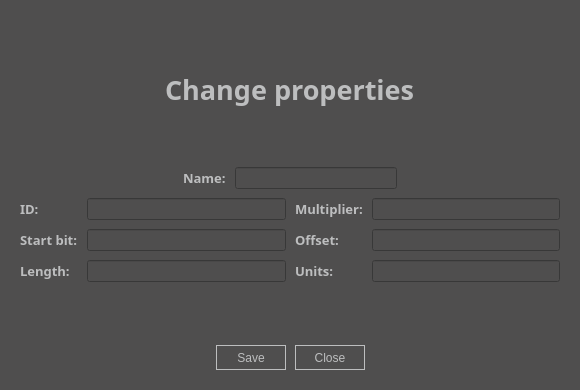
GKPr0/Formula-Student-Telemetry, file CanReader/GUI/UpdateWindow/UpdateWindow.ui: the form before one commit.
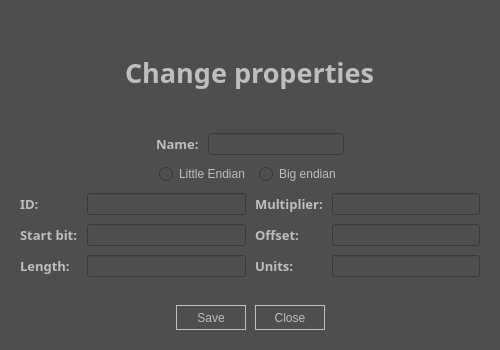
The form after the commit.

Commit message: Config update -> endian possibility add

```diff
--- a/CanReader/GUI/UpdateWindow/UpdateWindow.ui
+++ b/CanReader/GUI/UpdateWindow/UpdateWindow.ui
@@ -2,14 +2,29 @@
 <ui version="4.0">
  <class>CanSetWindow</class>
  <widget class="QMainWindow" name="CanSetWindow">
+  <property name="enabled">
+   <bool>true</bool>
+  </property>
   <property name="geometry">
    <rect>
     <x>0</x>
     <y>0</y>
-    <width>580</width>
-    <height>390</height>
+    <width>500</width>
+    <height>350</height>
    </rect>
   </property>
+  <property name="minimumSize">
+   <size>
+    <width>500</width>
+    <height>350</height>
+   </size>
+  </property>
+  <property name="maximumSize">
+   <size>
+    <width>500</width>
+    <height>350</height>
+   </size>
+  </property>
   <property name="windowTitle">
    <string>Setup new</string>
   </property>
@@ -88,105 +103,7 @@
         </item>
        </layout>
       </item>
-      <item row="3" column="0" colspan="2">
-       <layout class="QHBoxLayout" name="horizontalLayout">
-        <item>
-         <spacer name="horizontalSpacer">
-          <property name="orientation">
-           <enum>Qt::Horizontal</enum>
-          </property>
-          <property name="sizeHint" stdset="0">
-           <size>
-            <width>40</width>
-            <height>20</height>
-           </size>
-          </property>
-         </spacer>
-        </item>
-        <item>
-         <widget class="QPushButton" name="save_button">
-          <property name="minimumSize">
-           <size>
-            <width>70</width>
-            <height>25</height>
-           </size>
-          </property>
-          <property name="maximumSize">
-           <size>
-            <width>16777215</width>
-            <height>25</height>
-           </size>
-          </property>
-          <property name="styleSheet">
-           <string notr="true">QPushButton {
-	color: rgb(189, 190, 191);
-	background-color: rgb(79, 78, 78);
-	border-style: solid;
-	border-color: rgb(189, 190, 191);
-	border-width: 1px;
-
-} 
-
-QPushButton:pressed {
-	background-color: rgb(89,88,88);
-
-}</string>
-          </property>
-          <property name="text">
-           <string>Save</string>
-          </property>
-         </widget>
-        </item>
-        <item>
-         <widget class="QPushButton" name="button_close">
-          <property name="minimumSize">
-           <size>
-            <width>70</width>
-            <height>25</height>
-           </size>
-          </property>
-          <property name="maximumSize">
-           <size>
-            <width>16777215</width>
-            <height>25</height>
-           </size>
-          </property>
-          <property name="styleSheet">
-           <string notr="true">QPushButton {
-	color: rgb(189, 190, 191);
-	background-color: rgb(79, 78, 78);
-	border-style: solid;
-	border-color: rgb(189, 190, 191);
-	border-width: 1px;
-
-} 
-
-QPushButton:pressed {
-	background-color: rgb(89,88,88);
-
-}</string>
-          </property>
-          <property name="text">
-           <string>Close</string>
-          </property>
-         </widget>
-        </item>
-        <item>
-         <spacer name="horizontalSpacer_2">
-          <property name="orientation">
-           <enum>Qt::Horizontal</enum>
-          </property>
-          <property name="sizeHint" stdset="0">
-           <size>
-            <width>40</width>
-            <height>20</height>
-           </size>
-          </property>
-         </spacer>
-        </item>
-       </layout>
-      </item>
-      <item row="2" column="1">
+      <item row="3" column="1">
        <layout class="QFormLayout" name="formLayout_2">
         <item row="0" column="0">
          <widget class="QLabel" name="label_6">
@@ -251,59 +168,7 @@
         </item>
        </layout>
       </item>
-      <item row="1" column="0" colspan="2">
-       <layout class="QHBoxLayout" name="horizontalLayout_2">
-        <item>
-         <spacer name="horizontalSpacer_3">
-          <property name="orientation">
-           <enum>Qt::Horizontal</enum>
-          </property>
-          <property name="sizeHint" stdset="0">
-           <size>
-            <width>40</width>
-            <height>20</height>
-           </size>
-          </property>
-         </spacer>
-        </item>
-        <item>
-         <widget class="QLabel" name="label_3">
-          <property name="font">
-           <font>
-            <family>Sitka</family>
-            <pointsize>10</pointsize>
-            <weight>75</weight>
-            <bold>true</bold>
-           </font>
-          </property>
-          <property name="text">
-           <string>Name:</string>
-          </property>
-         </widget>
-        </item>
-        <item>
-         <widget class="QLineEdit" name="name_input">
-          <property name="readOnly">
-           <bool>true</bool>
-          </property>
-         </widget>
-        </item>
-        <item>
-         <spacer name="horizontalSpacer_4">
-          <property name="orientation">
-           <enum>Qt::Horizontal</enum>
-          </property>
-          <property name="sizeHint" stdset="0">
-           <size>
-            <width>40</width>
-            <height>20</height>
-           </size>
-          </property>
-         </spacer>
-        </item>
-       </layout>
-      </item>
-      <item row="2" column="0">
+      <item row="3" column="0">
        <layout class="QFormLayout" name="formLayout">
         <item row="0" column="0">
          <widget class="QLabel" name="label_2">
@@ -361,6 +226,203 @@
         </item>
        </layout>
       </item>
+      <item row="4" column="0" colspan="2">
+       <layout class="QHBoxLayout" name="horizontalLayout">
+        <item>
+         <spacer name="horizontalSpacer">
+          <property name="orientation">
+           <enum>Qt::Horizontal</enum>
+          </property>
+          <property name="sizeHint" stdset="0">
+           <size>
+            <width>40</width>
+            <height>20</height>
+           </size>
+          </property>
+         </spacer>
+        </item>
+        <item>
+         <widget class="QPushButton" name="save_button">
+          <property name="minimumSize">
+           <size>
+            <width>70</width>
+            <height>25</height>
+           </size>
+          </property>
+          <property name="maximumSize">
+           <size>
+            <width>16777215</width>
+            <height>25</height>
+           </size>
+          </property>
+          <property name="styleSheet">
+           <string notr="true">QPushButton {
+	color: rgb(189, 190, 191);
+	background-color: rgb(79, 78, 78);
+	border-style: solid;
+	border-color: rgb(189, 190, 191);
+	border-width: 1px;
+
+} 
+
+QPushButton:pressed {
+	background-color: rgb(89,88,88);
+
+}</string>
+          </property>
+          <property name="text">
+           <string>Save</string>
+          </property>
+         </widget>
+        </item>
+        <item>
+         <widget class="QPushButton" name="button_close">
+          <property name="minimumSize">
+           <size>
+            <width>70</width>
+            <height>25</height>
+           </size>
+          </property>
+          <property name="maximumSize">
+           <size>
+            <width>16777215</width>
+            <height>25</height>
+           </size>
+          </property>
+          <property name="styleSheet">
+           <string notr="true">QPushButton {
+	color: rgb(189, 190, 191);
+	background-color: rgb(79, 78, 78);
+	border-style: solid;
+	border-color: rgb(189, 190, 191);
+	border-width: 1px;
+
+} 
+
+QPushButton:pressed {
+	background-color: rgb(89,88,88);
+
+}</string>
+          </property>
+          <property name="text">
+           <string>Close</string>
+          </property>
+         </widget>
+        </item>
+        <item>
+         <spacer name="horizontalSpacer_2">
+          <property name="orientation">
+           <enum>Qt::Horizontal</enum>
+          </property>
+          <property name="sizeHint" stdset="0">
+           <size>
+            <width>40</width>
+            <height>20</height>
+           </size>
+          </property>
+         </spacer>
+        </item>
+       </layout>
+      </item>
+      <item row="1" column="0" colspan="2">
+       <layout class="QHBoxLayout" name="horizontalLayout_2">
+        <item>
+         <spacer name="horizontalSpacer_3">
+          <property name="orientation">
+           <enum>Qt::Horizontal</enum>
+          </property>
+          <property name="sizeHint" stdset="0">
+           <size>
+            <width>40</width>
+            <height>20</height>
+           </size>
+          </property>
+         </spacer>
+        </item>
+        <item>
+         <widget class="QLabel" name="label_3">
+          <property name="font">
+           <font>
+            <family>Sitka</family>
+            <pointsize>10</pointsize>
+            <weight>75</weight>
+            <bold>true</bold>
+           </font>
+          </property>
+          <property name="text">
+           <string>Name:</string>
+          </property>
+         </widget>
+        </item>
+        <item>
+         <widget class="QLineEdit" name="name_input">
+          <property name="readOnly">
+           <bool>true</bool>
+          </property>
+         </widget>
+        </item>
+        <item>
+         <spacer name="horizontalSpacer_4">
+          <property name="orientation">
+           <enum>Qt::Horizontal</enum>
+          </property>
+          <property name="sizeHint" stdset="0">
+           <size>
+            <width>40</width>
+            <height>20</height>
+           </size>
+          </property>
+         </spacer>
+        </item>
+       </layout>
+      </item>
+      <item row="2" column="0" colspan="2">
+       <layout class="QHBoxLayout" name="horizontalLayout_5">
+        <item>
+         <spacer name="horizontalSpacer_7">
+          <property name="orientation">
+           <enum>Qt::Horizontal</enum>
+          </property>
+          <property name="sizeType">
+           <enum>QSizePolicy::Expanding</enum>
+          </property>
+          <property name="sizeHint" stdset="0">
+           <size>
+            <width>20</width>
+            <height>20</height>
+           </size>
+          </property>
+         </spacer>
+        </item>
+        <item>
+         <widget class="QRadioButton" name="little_endian">
+          <property name="text">
+           <string>Little Endian</string>
+          </property>
+         </widget>
+        </item>
+        <item>
+         <widget class="QRadioButton" name="big_endian">
+          <property name="text">
+           <string>Big endian</string>
+          </property>
+         </widget>
+        </item>
+        <item>
+         <spacer name="horizontalSpacer_8">
+          <property name="orientation">
+           <enum>Qt::Horizontal</enum>
+          </property>
+          <property name="sizeHint" stdset="0">
+           <size>
+            <width>40</width>
+            <height>20</height>
+           </size>
+          </property>
+         </spacer>
+        </item>
+       </layout>
+      </item>
      </layout>
     </item>
    </layout>
```
The commit also changes 4 other files.
